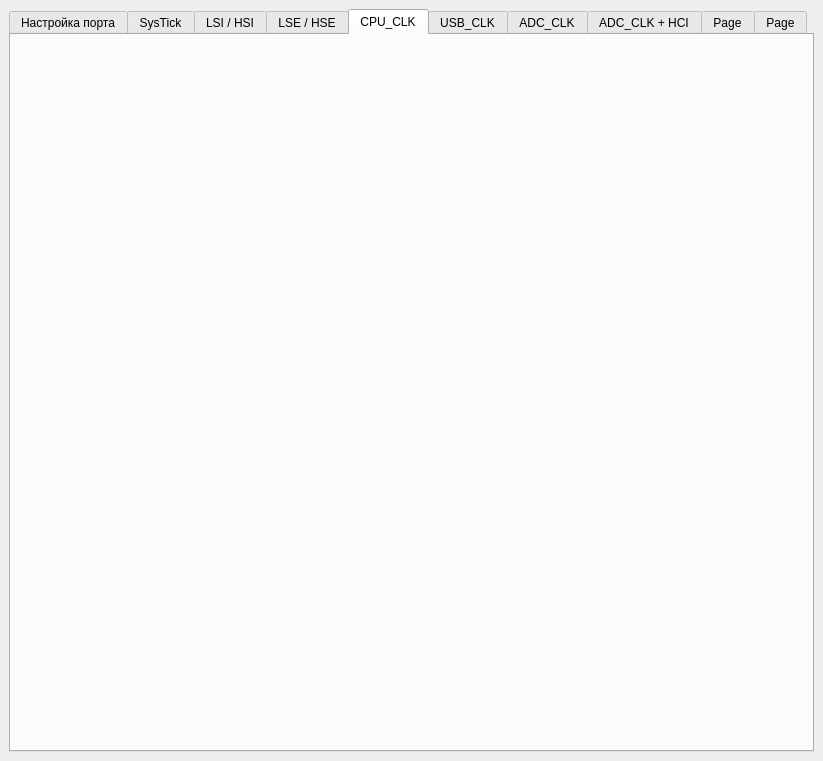
First picture: the form in main.ui, repository TimurRahimov/1986BE93Y-CodeGenerator, before the edit.
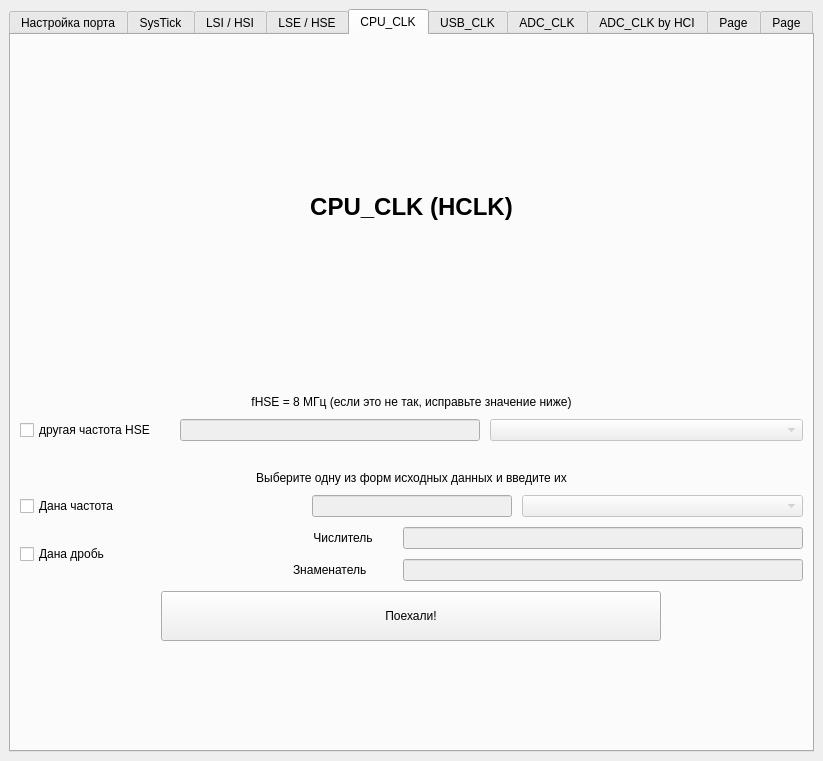
Second picture: the form after the edit. The open tabs and pages were chosen to show the change.

Commit message: Complete Q8

Diff of the .ui file:
```diff
--- a/main.ui
+++ b/main.ui
@@ -1088,6 +1088,331 @@
        <attribute name="title">
         <string>CPU_CLK</string>
        </attribute>
+       <layout class="QGridLayout" name="gridLayout_5">
+        <item row="0" column="0">
+         <layout class="QVBoxLayout" name="verticalLayout_13">
+          <property name="spacing">
+           <number>25</number>
+          </property>
+          <property name="topMargin">
+           <number>20</number>
+          </property>
+          <item>
+           <widget class="QLabel" name="label_18">
+            <property name="sizePolicy">
+             <sizepolicy hsizetype="Minimum" vsizetype="Preferred">
+              <horstretch>0</horstretch>
+              <verstretch>0</verstretch>
+             </sizepolicy>
+            </property>
+            <property name="font">
+             <font>
+              <pointsize>18</pointsize>
+              <weight>75</weight>
+              <bold>true</bold>
+             </font>
+            </property>
+            <property name="text">
+             <string>CPU_CLK (HCLK)</string>
+            </property>
+            <property name="alignment">
+             <set>Qt::AlignCenter</set>
+            </property>
+           </widget>
+          </item>
+          <item>
+           <layout class="QVBoxLayout" name="verticalLayout_14">
+            <property name="spacing">
+             <number>10</number>
+            </property>
+            <property name="bottomMargin">
+             <number>100</number>
+            </property>
+            <item>
+             <spacer name="horizontalSpacer_8">
+              <property name="orientation">
+               <enum>Qt::Horizontal</enum>
+              </property>
+              <property name="sizeHint" stdset="0">
+               <size>
+                <width>40</width>
+                <height>20</height>
+               </size>
+              </property>
+             </spacer>
+            </item>
+            <item>
+             <widget class="QLabel" name="label_5">
+              <property name="text">
+               <string>fHSE = 8 МГц (если это не так, исправьте значение ниже)</string>
+              </property>
+              <property name="alignment">
+               <set>Qt::AlignCenter</set>
+              </property>
+             </widget>
+            </item>
+            <item>
+             <layout class="QHBoxLayout" name="horizontalLayout_28">
+              <property name="leftMargin">
+               <number>0</number>
+              </property>
+              <property name="rightMargin">
+               <number>0</number>
+              </property>
+              <property name="bottomMargin">
+               <number>0</number>
+              </property>
+              <item>
+               <widget class="QCheckBox" name="checkBox_8_nhse">
+                <property name="maximumSize">
+                 <size>
+                  <width>150</width>
+                  <height>16777215</height>
+                 </size>
+                </property>
+                <property name="text">
+                 <string>другая частота HSE</string>
+                </property>
+               </widget>
+              </item>
+              <item>
+               <widget class="QLineEdit" name="lineEdit_8_nhse">
+                <property name="enabled">
+                 <bool>false</bool>
+                </property>
+                <property name="minimumSize">
+                 <size>
+                  <width>0</width>
+                  <height>0</height>
+                 </size>
+                </property>
+                <property name="maximumSize">
+                 <size>
+                  <width>300</width>
+                  <height>16777215</height>
+                 </size>
+                </property>
+                <property name="text">
+                 <string/>
+                </property>
+                <property name="alignment">
+                 <set>Qt::AlignCenter</set>
+                </property>
+                <property name="clearButtonEnabled">
+                 <bool>true</bool>
+                </property>
+               </widget>
+              </item>
+              <item>
+               <widget class="QComboBox" name="comboBox_8_nhse">
+                <property name="enabled">
+                 <bool>false</bool>
+                </property>
+               </widget>
+              </item>
+             </layout>
+            </item>
+            <item>
+             <spacer name="horizontalSpacer_9">
+              <property name="orientation">
+               <enum>Qt::Horizontal</enum>
+              </property>
+              <property name="sizeHint" stdset="0">
+               <size>
+                <width>40</width>
+                <height>20</height>
+               </size>
+              </property>
+             </spacer>
+            </item>
+            <item>
+             <widget class="QLabel" name="label_6">
+              <property name="text">
+               <string>Выберите одну из форм исходных данных и введите их</string>
+              </property>
+              <property name="alignment">
+               <set>Qt::AlignCenter</set>
+              </property>
+             </widget>
+            </item>
+            <item>
+             <layout class="QHBoxLayout" name="horizontalLayout_29">
+              <property name="leftMargin">
+               <number>0</number>
+              </property>
+              <property name="rightMargin">
+               <number>0</number>
+              </property>
+              <property name="bottomMargin">
+               <number>0</number>
+              </property>
+              <item>
+               <widget class="QCheckBox" name="checkBox_8_freq">
+                <property name="text">
+                 <string>Дана частота</string>
+                </property>
+               </widget>
+              </item>
+              <item>
+               <widget class="QLineEdit" name="lineEdit_8_freq">
+                <property name="enabled">
+                 <bool>false</bool>
+                </property>
+                <property name="maximumSize">
+                 <size>
+                  <width>200</width>
+                  <height>16777215</height>
+                 </size>
+                </property>
+                <property name="alignment">
+                 <set>Qt::AlignCenter</set>
+                </property>
+               </widget>
+              </item>
+              <item>
+               <widget class="QComboBox" name="comboBox_8_freq_unit">
+                <property name="enabled">
+                 <bool>false</bool>
+                </property>
+               </widget>
+              </item>
+             </layout>
+            </item>
+            <item>
+             <layout class="QHBoxLayout" name="horizontalLayout_30">
+              <property name="leftMargin">
+               <number>0</number>
+              </property>
+              <property name="rightMargin">
+               <number>0</number>
+              </property>
+              <property name="bottomMargin">
+               <number>0</number>
+              </property>
+              <item>
+               <widget class="QCheckBox" name="checkBox_8_main">
+                <property name="text">
+                 <string>Дана дробь</string>
+                </property>
+               </widget>
+              </item>
+              <item>
+               <layout class="QVBoxLayout" name="verticalLayout_3" stretch="0,0">
+                <property name="bottomMargin">
+                 <number>0</number>
+                </property>
+                <item>
+                 <layout class="QHBoxLayout" name="horizontalLayout_8">
+                  <property name="bottomMargin">
+                   <number>0</number>
+                  </property>
+                  <item>
+                   <widget class="QLabel" name="label_13">
+                    <property name="maximumSize">
+                     <size>
+                      <width>100</width>
+                      <height>16777215</height>
+                     </size>
+                    </property>
+                    <property name="text">
+                     <string>Числитель</string>
+                    </property>
+                    <property name="alignment">
+                     <set>Qt::AlignCenter</set>
+                    </property>
+                   </widget>
+                  </item>
+                  <item>
+                   <widget class="QLineEdit" name="lineEdit_8_num">
+                    <property name="enabled">
+                     <bool>false</bool>
+                    </property>
+                    <property name="maximumSize">
+                     <size>
+                      <width>400</width>
+                      <height>16777215</height>
+                     </size>
+                    </property>
+                    <property name="alignment">
+                     <set>Qt::AlignCenter</set>
+                    </property>
+                   </widget>
+                  </item>
+                 </layout>
+                </item>
+                <item>
+                 <layout class="QHBoxLayout" name="horizontalLayout_10">
+                  <property name="bottomMargin">
+                   <number>0</number>
+                  </property>
+                  <item>
+                   <widget class="QLabel" name="label_14">
+                    <property name="maximumSize">
+                     <size>
+                      <width>100</width>
+                      <height>16777215</height>
+                     </size>
+                    </property>
+                    <property name="text">
+                     <string>Знаменатель</string>
+                    </property>
+                   </widget>
+                  </item>
+                  <item>
+                   <widget class="QLineEdit" name="lineEdit_8_denum">
+                    <property name="enabled">
+                     <bool>false</bool>
+                    </property>
+                    <property name="maximumSize">
+                     <size>
+                      <width>400</width>
+                      <height>16777215</height>
+                     </size>
+                    </property>
+                    <property name="alignment">
+                     <set>Qt::AlignCenter</set>
+                    </property>
+                   </widget>
+                  </item>
+                 </layout>
+                </item>
+               </layout>
+              </item>
+             </layout>
+            </item>
+            <item alignment="Qt::AlignHCenter">
+             <widget class="QPushButton" name="submitButton_8">
+              <property name="sizePolicy">
+               <sizepolicy hsizetype="Minimum" vsizetype="Fixed">
+                <horstretch>0</horstretch>
+                <verstretch>0</verstretch>
+               </sizepolicy>
+              </property>
+              <property name="minimumSize">
+               <size>
+                <width>500</width>
+                <height>50</height>
+               </size>
+              </property>
+              <property name="maximumSize">
+               <size>
+                <width>1000</width>
+                <height>16777215</height>
+               </size>
+              </property>
+              <property name="styleSheet">
+               <string notr="true"/>
+              </property>
+              <property name="text">
+               <string>Поехали!</string>
+              </property>
+             </widget>
+            </item>
+           </layout>
+          </item>
+         </layout>
+        </item>
+       </layout>
       </widget>
       <widget class="QWidget" name="tab_6">
        <attribute name="title">
@@ -1101,7 +1426,7 @@
       </widget>
       <widget class="QWidget" name="tab_8">
        <attribute name="title">
-        <string>ADC_CLK + HCI</string>
+        <string>ADC_CLK by HCI</string>
        </attribute>
       </widget>
       <widget class="QWidget" name="tab_9">
```
The commit also changes 2 other files.
